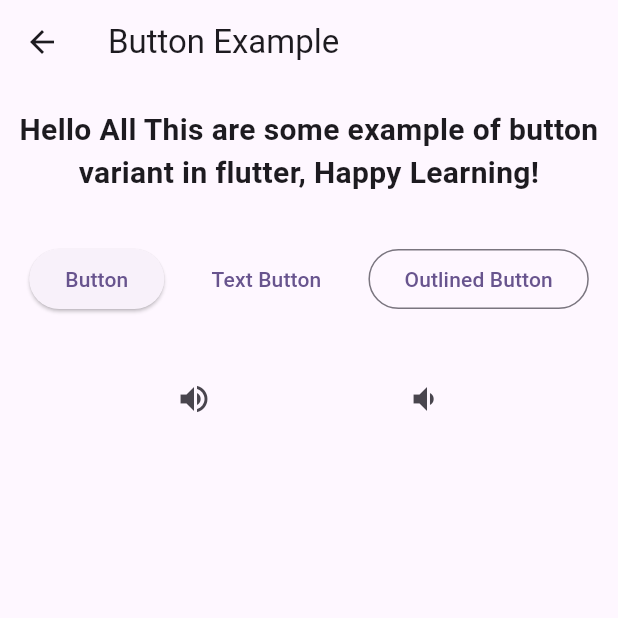
After one commit to ryanroshandy55/my_app, a Flutter app: the Button screen opened directly, on a phone screen of 412 x 824 dp, the top half of it. The commit adds this screen. Run offline on Flutter 3.47's test engine with Material 3 defaults, Android fonts, the phone set to English and light mode, and no system bars.

Commit message:
Button Exercise

```diff
--- /dev/null
+++ b/lib/dicoding/button/button.dart
@@ -0,0 +1,155 @@
+import 'package:flutter/material.dart';
+
+void main() => runApp(const MyApp());
+
+class MyApp extends StatelessWidget {
+  const MyApp ({Key? key}) : super(key: key);
+
+  @override
+  Widget build(BuildContext context) {
+    return MaterialApp (
+      title: 'Button Exercise',
+      theme: ThemeData(),
+      home: const FirstScreen(),
+    );
+  }
+}
+
+class Button extends StatelessWidget {
+  const Button ({Key? key}) : super(key: key);
+
+  @override
+  Widget build(BuildContext context) {
+    return Scaffold(
+      appBar: AppBar(
+       title: const Text("Button Example"),
+      ),
+      body: SafeArea (
+        child: Column(
+          children: <Widget>[
+
+            // ignore: avoid_unnecessary_containers
+            Container(
+            margin: const EdgeInsets.only(top: 16.0),
+              child: const Text("Hello All This are some example of button variant in flutter, Happy Learning!",
+              textAlign: TextAlign.center,
+                style: TextStyle(
+                  fontSize: 20.0,
+                  fontWeight: FontWeight.bold),
+              ),
+            ),
+
+            Container(
+              margin: const EdgeInsets.only(top: 16.0, bottom: 16.0),
+              child: Row(
+              mainAxisAlignment: MainAxisAlignment.spaceEvenly,
+              children: <Widget> [
+                Container(
+                  margin: const EdgeInsets.only(top: 16.0),
+                  child: ElevatedButton(
+                    child: const Text("Button"),
+                    onPressed: () {
+                      // Aksi ketika button diklik
+                    },
+                  ),
+                ),
+                Container(
+                  margin: const EdgeInsets.only(top: 16.0),
+                    child: TextButton(
+                      child: const Text("Text Button"),
+                        onPressed: () {
+                        // Aksi ketika button diklik
+                        },
+                    ),
+                  ),
+                 Container(
+                  margin: const EdgeInsets.only(top: 16.0),
+                  child: OutlinedButton(
+                    child: const Text("Outlined Button"),
+                    onPressed: () {
+                      // Aksi ketika button diklik
+                    },
+                  ),
+                ),
+              ],
+              ),
+            ),
+
+            Container(
+              margin: const EdgeInsets.only(top: 0.0),
+              child: Row(
+                mainAxisAlignment: MainAxisAlignment.spaceEvenly,
+                children: <Widget> [
+                  Container(
+                    margin: const EdgeInsets.only(top: 16.0),
+                    child: IconButton(
+                      icon: const Icon(Icons.volume_up),
+                      tooltip: 'Increase volume by 10',
+                      onPressed: () {
+                        //Aksi ketika button diklik
+                      },
+                    ),
+                  ),
+                  Container(
+                    margin: const EdgeInsets.only(top: 16.0),
+                    child: IconButton(
+                      icon: const Icon(Icons.volume_down),
+                      tooltip: 'Decrease volume by 10',
+                      onPressed: () {
+                        //Aksi ketika button diklik
+                      },
+                    ),
+                  ),
+                ],
+              ),
+            ),
+          ],
+        ),
+      ),
+    );
+  }
+}
+
+class FirstScreen extends StatefulWidget {
+  const FirstScreen({Key? key}) : super(key: key);
+
+  @override
+  State<FirstScreen> createState() => _FirstScreenState();
+}
+
+class _FirstScreenState extends State<FirstScreen> {
+  String? language;
+
+  @override
+  Widget build(BuildContext context) {
+    return Scaffold(
+      appBar: AppBar(
+        title: const Text('First Screen'),
+      ),
+      body: DropdownButton<String> (
+        items: const <DropdownMenuItem<String>>[
+          DropdownMenuItem<String>(
+            value: 'Dart',
+            child: Text('Dart'),
+          ),
+          DropdownMenuItem<String>(
+            value: 'Kotlin',
+            child: Text('Kotlin'),
+          ),
+          DropdownMenuItem<String>(
+            value: 'Swift',
+            child: Text('Swift'),
+          ),
+        ],
+
+        value: language,
+        hint: const Text('Select Language'),
+        onChanged: (String? value) {
+          setState(() {
+            language = value;
+          });
+        },
+      ),
+    );
+  }
+}
--- a/lib/tempat_wisata/main.dart
+++ b/lib/dicoding/tempat_wisata/main.dart
@@ -40,6 +40,7 @@ class DetailScreen extends StatelessWidget {
                 ),
               ),
             ),
+
             Container(
               margin: const EdgeInsets.symmetric(vertical:16.0),
               child: const Row(
@@ -69,6 +70,7 @@ class DetailScreen extends StatelessWidget {
                 ],
               )
             ),
+
             Container(
               padding: const EdgeInsets.all(16.0),
               child: const Text(
```
Also changed, not shown: lib/dicoding/hello_world.dart (renamed from lib/basic/hello_world.dart).
